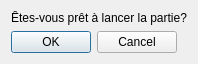
g-jouret/projetTetris, file view/confirmlaunchdialog.ui: the form before one commit.
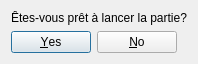
The form after the commit.

```diff
--- a/view/confirmlaunchdialog.ui
+++ b/view/confirmlaunchdialog.ui
@@ -30,7 +30,7 @@
       <enum>Qt::Horizontal</enum>
      </property>
      <property name="standardButtons">
-      <set>QDialogButtonBox::Cancel|QDialogButtonBox::Ok</set>
+      <set>QDialogButtonBox::No|QDialogButtonBox::Yes</set>
      </property>
     </widget>
    </item>
```
